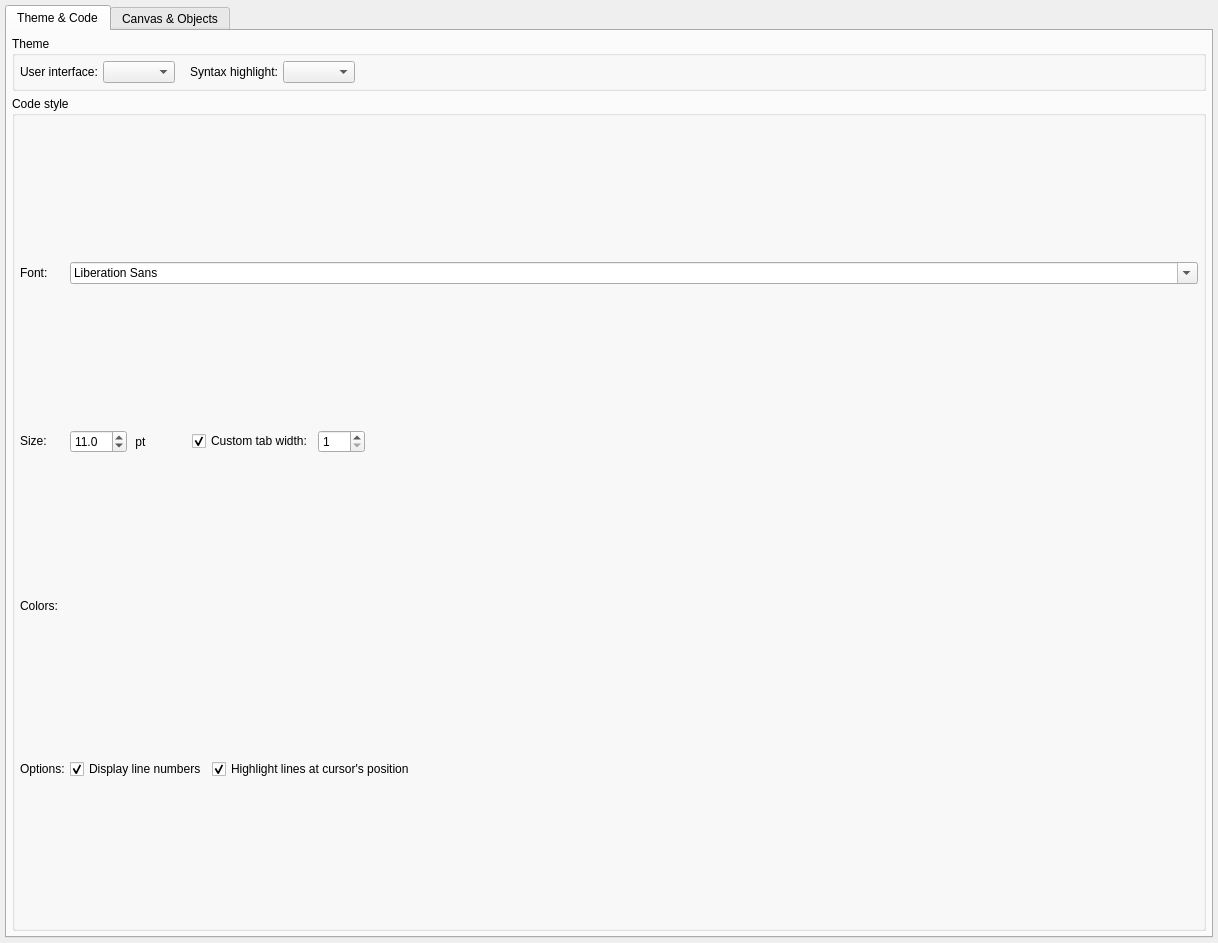
First picture: the form in libs/libgui/ui/settings/appearanceconfigwidget.ui, repository pgmodeler/pgmodeler, before the edit.
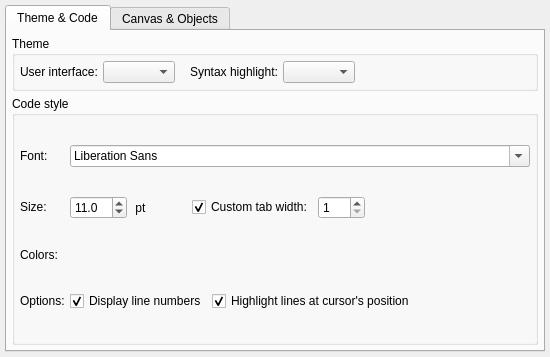
Second picture: the form after the edit.

Patch:
```diff
--- a/libs/libgui/ui/settings/appearanceconfigwidget.ui
+++ b/libs/libgui/ui/settings/appearanceconfigwidget.ui
@@ -6,8 +6,8 @@
    <rect>
     <x>0</x>
     <y>0</y>
-    <width>1218</width>
-    <height>943</height>
+    <width>550</width>
+    <height>357</height>
    </rect>
   </property>
   <property name="windowTitle">
```
